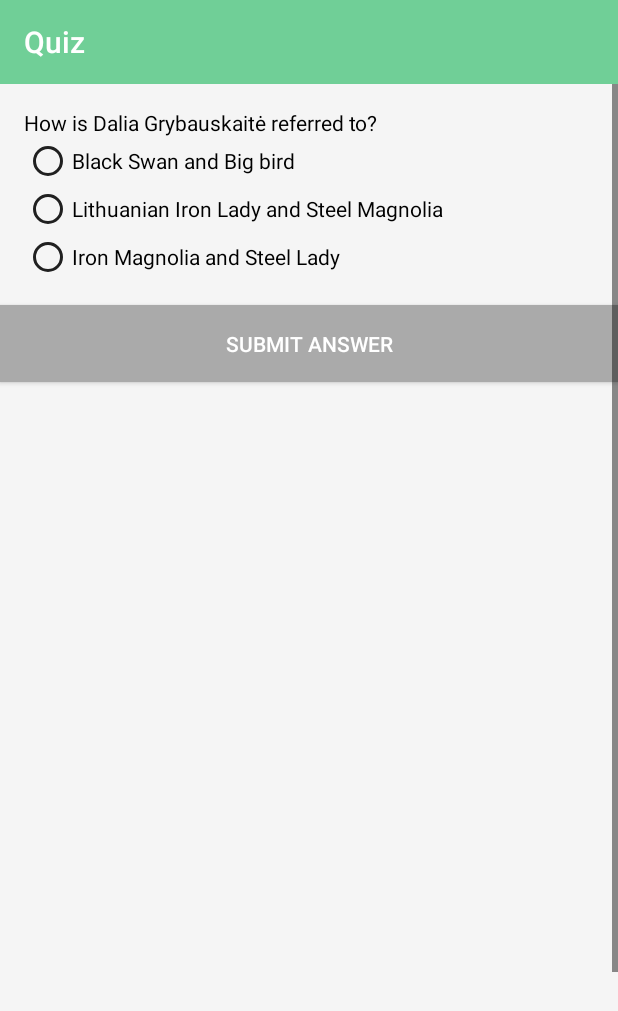
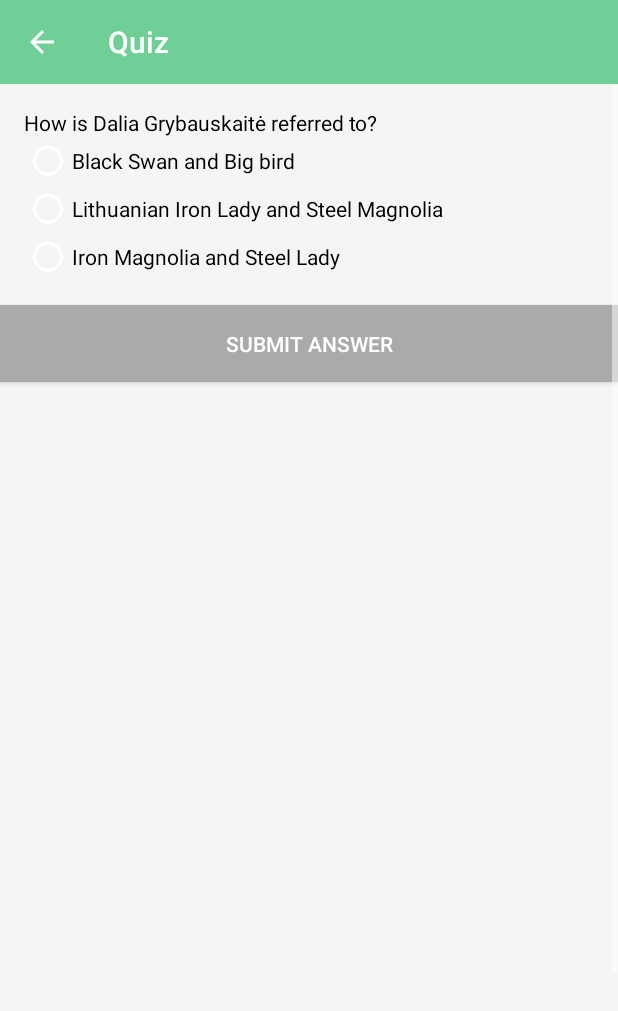
Before and after one commit to MalgoskaBou/famous_women, an Android app: the QuizActivity screen opened directly, with no data from a screen before it, on a phone screen of 412 x 824 dp. Shown: the top 1011 px of the screen. Run offline under Robolectric (Android 15) with nearby library versions, the phone set to English and light mode, and no system bars.

Commit message:
Added back arrow to 'Quiz' and 'About app' activities

```diff
--- a/app/src/main/java/com/example/android/miwok/AboutApplication.java
+++ b/app/src/main/java/com/example/android/miwok/AboutApplication.java
@@ -14,6 +14,6 @@ public class AboutApplication extends AppCompatActivity{
         // this is for the arrow in the menu bar to go back to parent activity
         Toolbar toolbar = findViewById(R.id.toolbar);
         setSupportActionBar(toolbar);
-
+        getSupportActionBar().setDisplayHomeAsUpEnabled(true);
     }
 }
--- a/app/src/main/java/com/example/android/miwok/QuizActivity.java
+++ b/app/src/main/java/com/example/android/miwok/QuizActivity.java
@@ -53,6 +53,7 @@ import java.util.HashMap;
             // this is for the arrow in the menu bar to go back to parent activity
             Toolbar toolbar = findViewById(R.id.toolbar);
             setSupportActionBar(toolbar);
+            getSupportActionBar().setDisplayHomeAsUpEnabled(true);
             // Find views
             scrollView = findViewById(R.id.scrollView);
             // Question 1
--- a/app/src/main/res/layout/activity_quiz.xml
+++ b/app/src/main/res/layout/activity_quiz.xml
@@ -12,14 +12,13 @@
         android:id="@+id/appbar"
         android:layout_width="match_parent"
         android:layout_height="wrap_content"
-        android:theme="@style/ThemeOverlay.AppCompat.ActionBar">
+        android:theme="@style/ThemeOverlay.AppCompat.Dark.ActionBar">
 
         <android.support.v7.widget.Toolbar
             android:id="@+id/toolbar"
             android:layout_width="match_parent"
             android:layout_height="?attr/actionBarSize"
             app:popupTheme="@style/ThemeOverlay.AppCompat.Light"
-            app:titleTextColor="@color/text_color_heading_white"
             app:layout_scrollFlags="scroll|enterAlways|snap" />
 
         <ScrollView xmlns:android="http://schemas.android.com/apk/res/android"
```
